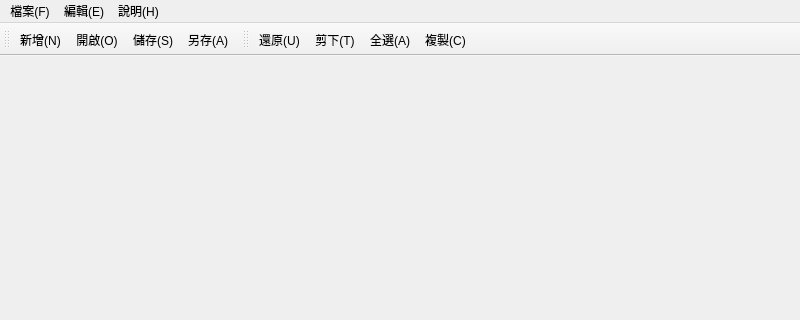
41343101/DesignWindow, file designwindow/mianwindow.ui: the form before one commit; both pictures show x 0 to 800 and y 0 to 320 of the 800 by 600 pixel window.
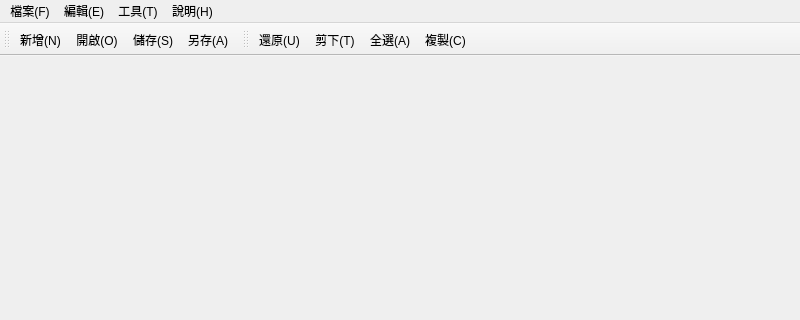
The form after the commit.

Commit message: Add 工具(T) menu with Calculator, Notepad, and Options items

The edit to the form file:
```diff
--- a/designwindow/mianwindow.ui
+++ b/designwindow/mianwindow.ui
@@ -45,6 +45,15 @@
     <addaction name="action_A_2"/>
     <addaction name="action_C_2"/>
    </widget>
+   <widget class="QMenu" name="menu_T">
+    <property name="title">
+     <string>工具(T)</string>
+    </property>
+    <addaction name="action_Calculator"/>
+    <addaction name="action_Notepad"/>
+    <addaction name="separator"/>
+    <addaction name="action_Options"/>
+   </widget>
    <widget class="QMenu" name="menu_H">
     <property name="title">
      <string>說明(H)</string>
@@ -55,6 +64,7 @@
    </widget>
    <addaction name="menu_F"/>
    <addaction name="menu"/>
+   <addaction name="menu_T"/>
    <addaction name="menu_H"/>
   </widget>
   <widget class="QStatusBar" name="statusbar"/>
```
Left out of the diff: 24 changed lines with no effect on the pictures. The commit also changes 1 other file.
